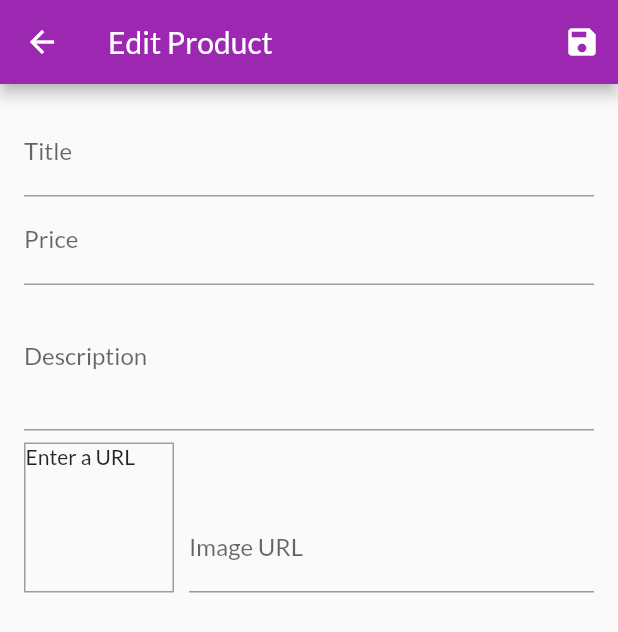
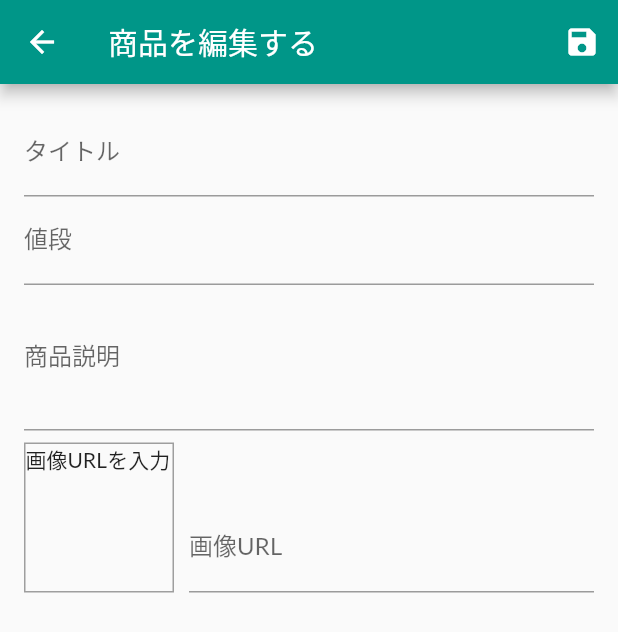
Before and after one commit to goki0524/shop_app, a Flutter app: the EditProductScreen screen opened by its route, on a phone screen of 412 x 824 dp. Shown: the top 632 px of the screen. Run offline on Flutter 3.47's test engine with Material 2 defaults, Android fonts, the phone set to English and light mode, and no system bars.

Commit message:
finish 246

```diff
--- a/lib/main.dart
+++ b/lib/main.dart
@@ -38,9 +38,9 @@ class MyApp extends StatelessWidget {
         ),
       ],
       child: MaterialApp(
-          title: 'MyShop',
+          title: 'OneTapShop',
           theme: ThemeData(
-            primarySwatch: Colors.purple,
+            primarySwatch: Colors.teal,
             accentColor: Colors.deepOrange,
             fontFamily: 'Lato',
           ),
--- /dev/null
+++ b/lib/models/http_exception.dart
@@ -0,0 +1,11 @@
+class HttpException implements Exception {
+  final String message;
+
+  HttpException(this.message);
+
+  @override
+  String toString() {
+    return message;
+    // return super.toString(); // Instance of HttpException
+  }
+}
--- a/lib/screens/cart_screen.dart
+++ b/lib/screens/cart_screen.dart
@@ -13,7 +13,7 @@ class CartScreen extends StatelessWidget {
     final cart = Provider.of<Cart>(context);
     return Scaffold(
       appBar: AppBar(
-        title: Text('Your Cart'),
+        title: Text('ショッピングカート'),
       ),
       body: Column(
         children: <Widget>[
@@ -25,13 +25,13 @@ class CartScreen extends StatelessWidget {
                 mainAxisAlignment: MainAxisAlignment.spaceBetween,
                 children: <Widget>[
                   Text(
-                    'Total',
+                    '合計',
                     style: TextStyle(fontSize: 20),
                   ),
                   Spacer(), // スペースをあける
                   Chip(
                     label: Text(
-                      '\$${cart.totalAmount.toStringAsFixed(2)}',
+                      '¥${cart.totalAmount.toStringAsFixed(2)}',
                       style: TextStyle(
                         color: Theme.of(context).primaryTextTheme.title.color,
                       ),
@@ -39,7 +39,7 @@ class CartScreen extends StatelessWidget {
                     backgroundColor: Theme.of(context).primaryColor,
                   ),
                   FlatButton(
-                    child: Text('ORDER NOW'),
+                    child: Text('注文する'),
                     onPressed: () {
                       Provider.of<Orders>(context, listen: false).addOrder(
                         cart.items.values.toList(),
--- a/lib/screens/edit_product_screen.dart
+++ b/lib/screens/edit_product_screen.dart
@@ -155,7 +155,7 @@ class _EditProductScreenState extends State<EditProductScreen> {
   Widget build(BuildContext context) {
     return Scaffold(
       appBar: AppBar(
-        title: Text('Edit Product'),
+        title: Text('商品を編集する'),
         actions: <Widget>[
           IconButton(
             icon: Icon(Icons.save),
@@ -178,7 +178,7 @@ class _EditProductScreenState extends State<EditProductScreen> {
                   children: <Widget>[
                     TextFormField(
                       initialValue: _initValues['title'],
-                      decoration: InputDecoration(labelText: 'Title'),
+                      decoration: InputDecoration(labelText: 'タイトル'),
                       textInputAction: TextInputAction.next,
                       onFieldSubmitted: (_) {
                         // キーボードの次へを押すとfocusNodeが指定されているフォームに飛ぶ
@@ -186,7 +186,7 @@ class _EditProductScreenState extends State<EditProductScreen> {
                       },
                       validator: (value) {
                         if (value.isEmpty) {
-                          return 'Please provide a value.';
+                          return '値を入力してください。';
                         }
                         return null;
                       },
@@ -203,7 +203,7 @@ class _EditProductScreenState extends State<EditProductScreen> {
                     ),
                     TextFormField(
                       initialValue: _initValues['price'],
-                      decoration: InputDecoration(labelText: 'Price'),
+                      decoration: InputDecoration(labelText: '値段'),
                       textInputAction: TextInputAction.next,
                       keyboardType: TextInputType.number,
                       focusNode: _priceFocusNode,
@@ -213,13 +213,13 @@ class _EditProductScreenState extends State<EditProductScreen> {
                       },
                       validator: (value) {
                         if (value.isEmpty) {
-                          return 'Please enter a price.';
+                          return '値段を入力してください。';
                         }
                         if (double.tryParse(value) == null) {
-                          return 'Please enter a valid number.';
+                          return '数値を入力してください。';
                         }
                         if (double.parse(value) <= 0) {
-                          return 'Please enter a number greater then zero.';
+                          return '0以上の数値を入力してください。';
                         }
                         return null;
                       },
@@ -236,16 +236,16 @@ class _EditProductScreenState extends State<EditProductScreen> {
                     ),
                     TextFormField(
                       initialValue: _initValues['description'],
-                      decoration: InputDecoration(labelText: 'Description'),
+                      decoration: InputDecoration(labelText: '商品説明'),
                       maxLines: 3,
                       keyboardType: TextInputType.multiline,
                       focusNode: _descriptionFocusNode,
                       validator: (value) {
                         if (value.isEmpty) {
-                          return 'Please enter a description.';
+                          return '商品説明を入力してください。';
                         }
                         if (value.length < 10) {
-                          return 'Should be at least 10 characters long.';
+                          return '10文字以上入力してください。';
                         }
                         return null;
                       },
@@ -271,7 +271,7 @@ class _EditProductScreenState extends State<EditProductScreen> {
                             border: Border.all(width: 1, color: Colors.grey),
                           ),
                           child: _imageUrlController.text.isEmpty
-                              ? Text('Enter a URL')
+                              ? Text('画像URLを入力')
                               : FittedBox(
                                   child: Image.network(
                                     _imageUrlController.text,
@@ -281,7 +281,7 @@ class _EditProductScreenState extends State<EditProductScreen> {
                         ),
                         Expanded(
                           child: TextFormField(
-                            decoration: InputDecoration(labelText: 'Image URL'),
+                            decoration: InputDecoration(labelText: '画像URL'),
                             keyboardType: TextInputType.url,
                             textInputAction: TextInputAction.done,
                             controller: _imageUrlController,
@@ -291,16 +291,16 @@ class _EditProductScreenState extends State<EditProductScreen> {
                             },
                             validator: (value) {
                               if (value.isEmpty) {
-                                return 'Please enter an image URL.';
+                                return '画像URLを入力してください。';
                               }
                               if (!value.startsWith('http') &&
                                   !value.startsWith('https')) {
-                                return 'Please enter a valid URL';
+                                return '有効なURLを入力してください。';
                               }
                               if (!value.endsWith('.png') &&
                                   !value.endsWith('.jpg') &&
                                   !value.endsWith('.jpeg')) {
-                                return 'Please enter a valid image URL.';
+                                return '有効な画像URLを入力してください。';
                               }
                               return null;
                             },
--- a/lib/screens/orders_screen.dart
+++ b/lib/screens/orders_screen.dart
@@ -14,7 +14,7 @@ class OrdersScreen extends StatelessWidget {
 
     return Scaffold(
       appBar: AppBar(
-        title: Text('Your Orders'),
+        title: Text('注文履歴'),
       ),
       drawer: AppDrawer(),
       body: ListView.builder(
--- a/lib/screens/product_detail_screen.dart
+++ b/lib/screens/product_detail_screen.dart
@@ -34,7 +34,7 @@ class ProductDetailScreen extends StatelessWidget {
             ),
             SizedBox(height: 10),
             Text(
-              '\$${loadedProduct.price}',
+              '¥${loadedProduct.price}',
               style: TextStyle(
                 color: Colors.grey,
                 fontSize: 20,
--- a/lib/screens/products_overview_screen.dart
+++ b/lib/screens/products_overview_screen.dart
@@ -55,7 +55,7 @@ class _ProductsOverviewScreenState extends State<ProductsOverviewScreen> {
   Widget build(BuildContext context) {
     return Scaffold(
       appBar: AppBar(
-        title: Text('MyShop'),
+        title: Text('OneTapShop'),
         actions: <Widget>[
           PopupMenuButton(
             onSelected: (FilterOptions selectedValue) {
@@ -71,11 +71,11 @@ class _ProductsOverviewScreenState extends State<ProductsOverviewScreen> {
             icon: Icon(Icons.more_vert),
             itemBuilder: (_) => [
               PopupMenuItem(
-                child: Text('Only Favorites'),
+                child: Text('お気に入りを表示'),
                 value: FilterOptions.Favorites,
               ),
               PopupMenuItem(
-                child: Text('Show All'),
+                child: Text('すべて表示'),
                 value: FilterOptions.All,
               ),
             ],
--- a/lib/screens/user_products_screen.dart
+++ b/lib/screens/user_products_screen.dart
@@ -18,7 +18,7 @@ class UserProductsScreen extends StatelessWidget {
     final productsData = Provider.of<Products>(context);
     return Scaffold(
       appBar: AppBar(
-        title: const Text('Your Procuts'),
+        title: const Text('商品管理'),
         actions: <Widget>[
           IconButton(
             icon: const Icon(Icons.add),
--- a/lib/widgets/app_drawer.dart
+++ b/lib/widgets/app_drawer.dart
@@ -10,13 +10,13 @@ class AppDrawer extends StatelessWidget {
       child: Column(
         children: <Widget>[
           AppBar(
-            title: Text('Hello Friend!'),
+            title: Text('OneTapShop'),
             automaticallyImplyLeading: false, // 戻るボタンを表示しない
           ),
           Divider(), // 水平線
           ListTile(
             leading: Icon(Icons.shop),
-            title: Text('Shop'),
+            title: Text('ショップ'),
             onTap: () {
               Navigator.of(context).pushReplacementNamed('/');
             },
@@ -24,7 +24,7 @@ class AppDrawer extends StatelessWidget {
           Divider(), // 水平線
           ListTile(
             leading: Icon(Icons.payment),
-            title: Text('Orders'),
+            title: Text('注文履歴'),
             onTap: () {
               Navigator.of(context)
                   .pushReplacementNamed(OrdersScreen.routeName);
@@ -33,7 +33,7 @@ class AppDrawer extends StatelessWidget {
           Divider(), // 水平線
           ListTile(
             leading: Icon(Icons.edit),
-            title: Text('Manage Products'),
+            title: Text('商品を出品'),
             onTap: () {
               Navigator.of(context)
                   .pushReplacementNamed(UserProductsScreen.routeName);
--- a/lib/widgets/cart.item.dart
+++ b/lib/widgets/cart.item.dart
@@ -43,13 +43,13 @@ class CartItem extends StatelessWidget {
         return showDialog(
           context: context,
           builder: (ctx) => AlertDialog(
-            title: Text('Are you sure?'),
-            content: Text('Do you want to remove the item from the cart?'),
+            title: Text('確認画面'),
+            content: Text('商品をカートから削除してもよろしいですか?'),
             actions: <Widget>[
-              FlatButton(child: Text('No'), onPressed: () {
+              FlatButton(child: Text('いいえ'), onPressed: () {
                 Navigator.of(ctx).pop(false);
               },),
-              FlatButton(child: Text('Yes'), onPressed: () {
+              FlatButton(child: Text('はい'), onPressed: () {
                 Navigator.of(ctx).pop(true);
               },),
             ],
@@ -74,12 +74,12 @@ class CartItem extends StatelessWidget {
                 padding: EdgeInsets.all(5),
                 child: FittedBox(
                   // 文字をウィジェット内に収めるように圧縮
-                  child: Text('\$$price'),
+                  child: Text('¥$price'),
                 ),
               ),
             ),
             title: Text(title),
-            subtitle: Text('Total: \$${(price * quantity)}'),
+            subtitle: Text('合計: ¥${(price * quantity)}'),
             trailing: Text('$quantity x'),
           ),
         ),
--- a/lib/widgets/order_item.dart
+++ b/lib/widgets/order_item.dart
@@ -24,7 +24,7 @@ class _OrderItemState extends State<OrderItem> {
       child: Column(
         children: <Widget>[
           ListTile(
-            title: Text('\$${widget.order.amount}'),
+            title: Text('¥${widget.order.amount}'),
             subtitle: Text(
               DateFormat('yyyy/MM/dd').format(widget.order.dateTime),
             ),
@@ -55,7 +55,7 @@ class _OrderItemState extends State<OrderItem> {
                             ),
                           ),
                           Text(
-                            '${prod.quantity}x \$${prod.price}',
+                            '${prod.quantity}x ¥${prod.price}',
                             style: TextStyle(
                               fontSize: 18,
                               color: Colors.grey,
--- a/lib/widgets/product_item.dart
+++ b/lib/widgets/product_item.dart
@@ -55,11 +55,11 @@ class ProductItem extends StatelessWidget {
                 // 下部に通知バーを表示する
                 SnackBar(
                   content: Text(
-                    'Added item to cart!',
+                    'カートに商品を追加しました!',
                   ),
                   duration: Duration(seconds: 2),
                   action: SnackBarAction(
-                    label: 'UNDO',
+                    label: '戻す',
                     onPressed: () {
                       cart.removeSingleItme(product.id);
                     },
```
Also changed, not shown: lib/providers/products.dart (+14 -2 lines), lib/widgets/user_product_item.dart (+18 -3 lines).
